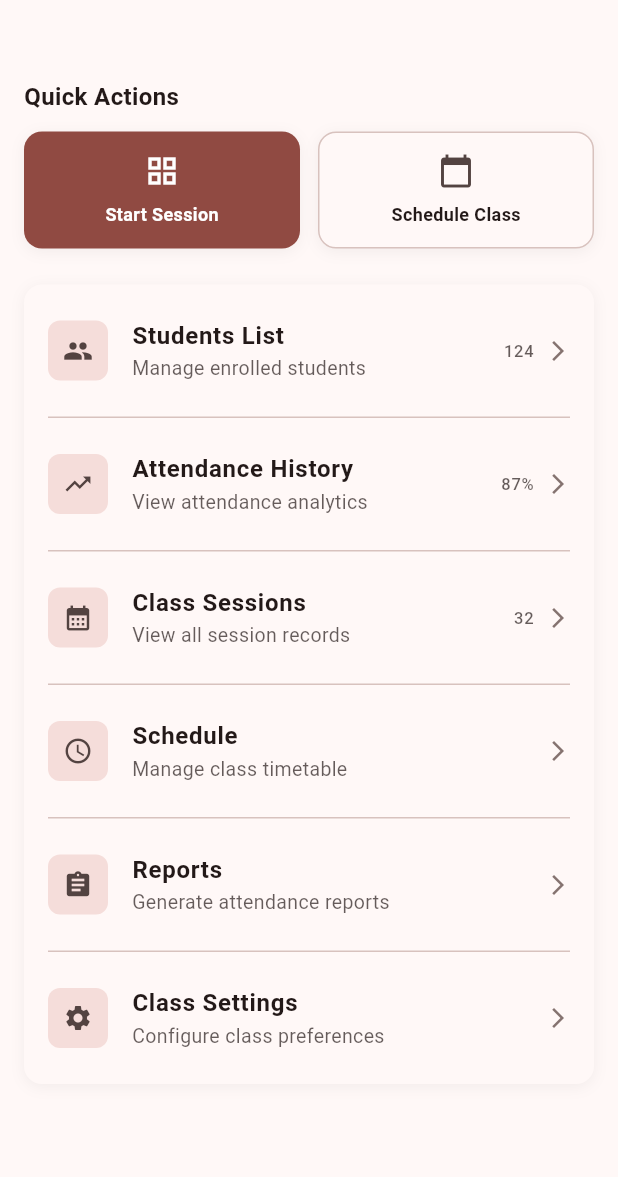
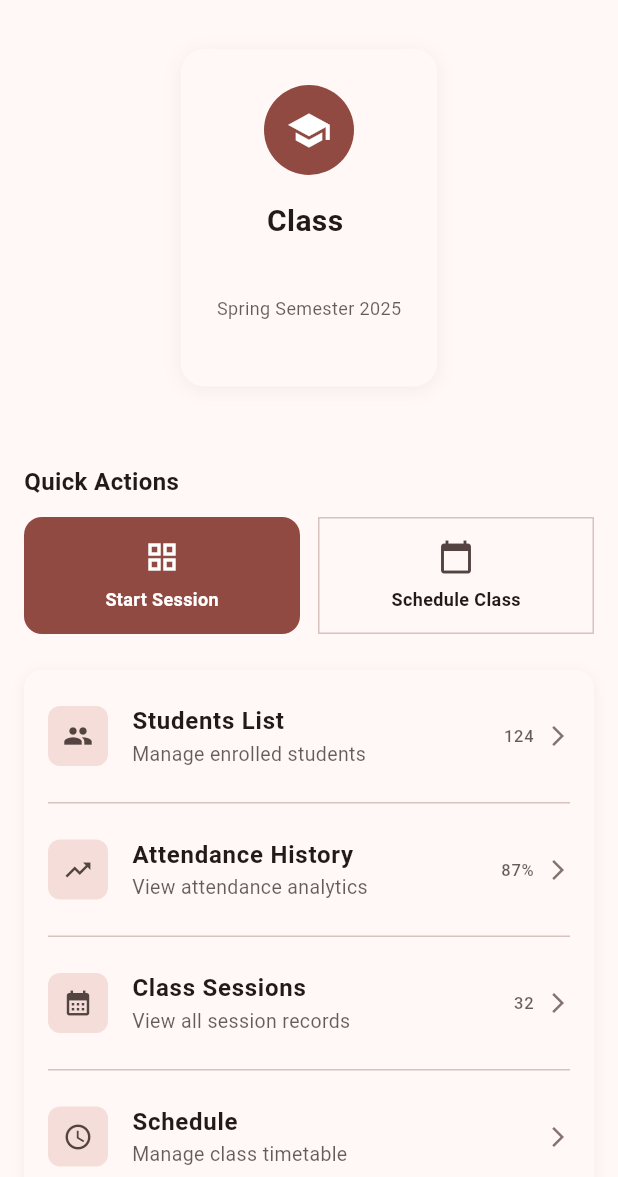
Before and after one commit to RaveZam/MyAttendance, a Flutter app: the ClassDetailsPage screen opened directly with empty values, on a phone screen of 412 x 824 dp, the part 59-1236 px from its top. Run offline on Flutter 3.47's test engine with Material 3 defaults, Android fonts, the phone set to English and light mode, and no system bars; our stand-ins replace connectivity_plus, drift, drift_flutter, flutter_blue_plus, flutter_form_builder, form_builder_validators and 3 more; missing offline and left inert: flutter_ble_peripheral, mobile_scanner; accounts and stored records are empty; generated files the repository leaves out were written again.

Commit message:
Fixed Class Details Page

```diff
--- a/lib/core/database/app_database.dart
+++ b/lib/core/database/app_database.dart
@@ -98,10 +98,8 @@ class AppDatabase extends _$AppDatabase {
   Future<List<Subject>> getAllSubjects() => select(subjects).get();
   Future<List<Schedule>> getAllSchedules() => select(schedules).get();
 
-  Future<List<Schedule>> getSchedulesBySubjectId(int subjectId) {
-    return (select(
-      schedules,
-    )..where((tbl) => tbl.subjectId.equals(subjectId))).get();
+  Future<List<Schedule>> getSchedulesBySubjectId(int id) {
+    return (select(schedules)..where((tbl) => tbl.subjectId.equals(id))).get();
   }
 
   Future<void> deleteAllSchedules() => delete(schedules).go();
--- a/lib/features/Teacher/features/class_details/pages/class_details_page.dart
+++ b/lib/features/Teacher/features/class_details/pages/class_details_page.dart
@@ -1,53 +1,54 @@
 import 'package:flutter/material.dart';
 import 'package:myattendance/core/database/app_database.dart';
+import 'package:myattendance/features/Teacher/features/schedule/widgets/generated_ui_widgets/class_summary.dart';
 import 'package:myattendance/features/Teacher/features/students_list/pages/student_page.dart';
 
 class ClassDetailsPage extends StatefulWidget {
-  final int classID;
+  final String subject;
+  final String courseCode;
+  final String room;
+  final String startTime;
+  final String endTime;
+  final String status;
+  final String semester;
+  final String classID;
+  final Iterable sessions;
 
-  const ClassDetailsPage({super.key, required this.classID});
+  const ClassDetailsPage({
+    super.key,
+    required this.subject,
+    required this.courseCode,
+    required this.room,
+    required this.startTime,
+    required this.endTime,
+    required this.status,
+    required this.semester,
+    required this.classID,
+    required this.sessions,
+  });
+
   @override
   State<ClassDetailsPage> createState() => _ClassDetailsPageState();
 }
 
 class _ClassDetailsPageState extends State<ClassDetailsPage> {
-  Schedule? classDetails;
-
-  void loadClassDetails() async {
-    // final classDetails = await AppDatabase().getScheduleById(widget.classID);
-    // debugPrint(classDetails?.toJson().toString());
-    // setState(() {
-    //   this.classDetails = classDetails;
-    // });
-  }
-
-  @override
-  void initState() {
-    super.initState();
-    loadClassDetails();
-  }
+  final db = AppDatabase.instance;
 
   @override
   Widget build(BuildContext context) {
     final scheme = Theme.of(context).colorScheme;
     return Scaffold(
       backgroundColor: scheme.surface,
-      appBar: _ClassDetailsAppBar(),
+      appBar: const _ClassDetailsAppBar(),
       body: SingleChildScrollView(
         child: Column(
           children: [
-            // _ClassSummaryCard(
-            //   classID: widget.classID,
-            //   classDetails:
-            //       classDetails ??
-            //       Schedule(id: 0, subject: '', day: '', time: '', room: ''),
-            // ),
+            ClassSummaryCard(classID: widget.classID, subject: widget.subject),
             const SizedBox(height: 12),
-
             const SizedBox(height: 24),
-            _QuickActionsSection(),
+            const _QuickActionsSection(),
             const SizedBox(height: 24),
-            _FeatureListSection(),
+            const _FeatureListSection(),
           ],
         ),
       ),
@@ -57,6 +58,8 @@ class _ClassDetailsPageState extends State<ClassDetailsPage> {
 
 class _ClassDetailsAppBar extends StatelessWidget
     implements PreferredSizeWidget {
+  const _ClassDetailsAppBar();
+
   @override
   Widget build(BuildContext context) {
     final scheme = Theme.of(context).colorScheme;
@@ -80,7 +83,7 @@ class _ClassDetailsAppBar extends StatelessWidget
         IconButton(
           icon: Icon(Icons.more_vert, color: scheme.onSurface),
           onPressed: () {
-            // Handle menu options
+            // TODO: menu options
           },
         ),
       ],
@@ -89,79 +92,6 @@ class _ClassDetailsAppBar extends StatelessWidget
 
   @override
   Size get preferredSize => const Size.fromHeight(kToolbarHeight);
-}
-
-class _ClassSummaryCard extends StatelessWidget {
-  final int classID;
-  final Schedule classDetails;
-  const _ClassSummaryCard({required this.classID, required this.classDetails});
-
-  @override
-  Widget build(BuildContext context) {
-    final scheme = Theme.of(context).colorScheme;
-    return Container(
-      margin: const EdgeInsets.all(16),
-      padding: const EdgeInsets.all(24),
-      decoration: BoxDecoration(
-        color: scheme.surface,
-        borderRadius: BorderRadius.circular(16),
-        boxShadow: [
-          BoxShadow(
-            color: Colors.black.withOpacity(0.05),
-            blurRadius: 10,
-            offset: const Offset(0, 2),
-          ),
-        ],
-      ),
-      child: Column(
-        children: [
-          Container(
-            width: 60,
-            height: 60,
-            decoration: BoxDecoration(
-              color: scheme.primary,
-              shape: BoxShape.circle,
-            ),
-            child: Icon(Icons.school, color: scheme.onPrimary, size: 30),
-          ),
-          const SizedBox(height: 16),
-          Text(
-            'Class $classID',
-            style: TextStyle(
-              fontSize: 20,
-              fontWeight: FontWeight.w700,
-              color: scheme.onSurface,
-            ),
-          ),
-          // Text(
-          //   classDetails.subject,
-          //   style: TextStyle(
-          //     fontSize: 20,
-          //     fontWeight: FontWeight.w700,
-          //     color: scheme.onSurface,
-          //   ),
-          // ),
-          const SizedBox(height: 6),
-          Text(
-            'Spring Semester 2025',
-            style: TextStyle(
-              color: scheme.onSurface.withOpacity(0.7),
-              fontSize: 12,
-            ),
-          ),
-          const SizedBox(height: 20),
-          Row(
-            mainAxisAlignment: MainAxisAlignment.spaceEvenly,
-            children: const [
-              _StatItem(number: '124', label: 'Students'),
-              _StatItem(number: '32', label: 'Sessions'),
-              _StatItem(number: '87%', label: 'Avg Rate'),
-            ],
-          ),
-        ],
-      ),
-    );
-  }
 }
 
 class _StatItem extends StatelessWidget {
@@ -197,6 +127,8 @@ class _StatItem extends StatelessWidget {
 }
 
 class _QuickActionsSection extends StatelessWidget {
+  const _QuickActionsSection();
+
   @override
   Widget build(BuildContext context) {
     return Padding(
@@ -252,21 +184,16 @@ class _QuickActionButton extends StatelessWidget {
   @override
   Widget build(BuildContext context) {
     final scheme = Theme.of(context).colorScheme;
-    return GestureDetector(
+    return Material(
+      color: isPrimary ? scheme.primary : scheme.surface,
+      borderRadius: BorderRadius.circular(12),
+      child: InkWell(
+        borderRadius: BorderRadius.circular(12),
         onTap: onTap,
         child: Container(
           height: 78,
           decoration: BoxDecoration(
-          color: isPrimary ? scheme.primary : scheme.surface,
-          borderRadius: BorderRadius.circular(12),
             border: isPrimary ? null : Border.all(color: scheme.outlineVariant),
-          boxShadow: [
-            BoxShadow(
-              color: Colors.black.withOpacity(0.05),
-              blurRadius: 8,
-              offset: const Offset(0, 2),
-            ),
-          ],
           ),
           child: Column(
             mainAxisAlignment: MainAxisAlignment.center,
@@ -287,11 +214,14 @@ class _QuickActionButton extends StatelessWidget {
             ],
           ),
         ),
+      ),
     );
   }
 }
 
 class _FeatureListSection extends StatelessWidget {
+  const _FeatureListSection();
+
   @override
   Widget build(BuildContext context) {
     final scheme = Theme.of(context).colorScheme;
@@ -318,59 +248,49 @@ class _FeatureListSection extends StatelessWidget {
             onTap: () {
               Navigator.push(
                 context,
-                MaterialPageRoute(builder: (context) => (StudentPage())),
+                MaterialPageRoute(builder: (context) => const StudentPage()),
               );
             },
           ),
-          _Divider(),
+          const _Divider(),
           _FeatureListItem(
             icon: Icons.trending_up,
             title: 'Attendance History',
             description: 'View attendance analytics',
             trailing: '87%',
-            onTap: () {
-              debugPrint('Attendance History');
-            },
+            onTap: () => debugPrint('Attendance History'),
           ),
-          _Divider(),
+          const _Divider(),
           _FeatureListItem(
             icon: Icons.calendar_month,
             title: 'Class Sessions',
             description: 'View all session records',
             trailing: '32',
-            onTap: () {
-              debugPrint('Class Sessions');
-            },
+            onTap: () => debugPrint('Class Sessions'),
           ),
-          _Divider(),
+          const _Divider(),
           _FeatureListItem(
             icon: Icons.schedule,
             title: 'Schedule',
             description: 'Manage class timetable',
             trailing: '',
-            onTap: () {
-              debugPrint('Schedule');
-            },
+            onTap: () => debugPrint('Schedule'),
           ),
-          _Divider(),
+          const _Divider(),
           _FeatureListItem(
             icon: Icons.assignment,
             title: 'Reports',
             description: 'Generate attendance reports',
             trailing: '',
-            onTap: () {
-              debugPrint('Reports');
-            },
+            onTap: () => debugPrint('Reports'),
           ),
-          _Divider(),
+          const _Divider(),
           _FeatureListItem(
             icon: Icons.settings,
             title: 'Class Settings',
             description: 'Configure class preferences',
             trailing: '',
-            onTap: () {
-              debugPrint('Class Settings');
-            },
+            onTap: () => debugPrint('Class Settings'),
           ),
         ],
       ),
@@ -396,9 +316,7 @@ class _FeatureListItem extends StatelessWidget {
   @override
   Widget build(BuildContext context) {
     final scheme = Theme.of(context).colorScheme;
-    return GestureDetector(
-      onTap: onTap,
-      child: ListTile(
+    return ListTile(
       contentPadding: const EdgeInsets.symmetric(horizontal: 16, vertical: 8),
       leading: Container(
         width: 40,
@@ -439,10 +357,7 @@ class _FeatureListItem extends StatelessWidget {
           Icon(Icons.arrow_forward_ios, color: scheme.outline, size: 16),
         ],
       ),
-        onTap: () {
-          onTap();
-        },
-      ),
+      onTap: onTap,
     );
   }
 }
--- /dev/null
+++ b/lib/features/Teacher/features/schedule/widgets/generated_ui_widgets/class_summary.dart
@@ -0,0 +1,80 @@
+import 'package:flutter/material.dart';
+import 'package:myattendance/core/database/app_database.dart';
+
+class ClassSummaryCard extends StatelessWidget {
+  final String classID;
+  final String subject;
+
+  const ClassSummaryCard({
+    super.key,
+    required this.classID,
+    required this.subject,
+  });
+
+  @override
+  Widget build(BuildContext context) {
+    final scheme = Theme.of(context).colorScheme;
+    return Container(
+      margin: const EdgeInsets.all(16),
+      padding: const EdgeInsets.all(24),
+      decoration: BoxDecoration(
+        color: scheme.surface,
+        borderRadius: BorderRadius.circular(16),
+        boxShadow: [
+          BoxShadow(
+            color: Colors.black.withOpacity(0.05),
+            blurRadius: 10,
+            offset: const Offset(0, 2),
+          ),
+        ],
+      ),
+      child: Column(
+        children: [
+          Container(
+            width: 60,
+            height: 60,
+            decoration: BoxDecoration(
+              color: scheme.primary,
+              shape: BoxShape.circle,
+            ),
+            child: Icon(Icons.school, color: scheme.onPrimary, size: 30),
+          ),
+          const SizedBox(height: 16),
+          Text(
+            'Class $classID',
+            style: TextStyle(
+              fontSize: 20,
+              fontWeight: FontWeight.w700,
+              color: scheme.onSurface,
+            ),
+          ),
+          Text(
+            subject, // ✅ FIXED: use from classDetails
+            style: TextStyle(
+              fontSize: 20,
+              fontWeight: FontWeight.w700,
+              color: scheme.onSurface,
+            ),
+          ),
+          const SizedBox(height: 6),
+          Text(
+            'Spring Semester 2025', // optionally use widget.semester instead
+            style: TextStyle(
+              color: scheme.onSurface.withOpacity(0.7),
+              fontSize: 12,
+            ),
+          ),
+          const SizedBox(height: 20),
+          // Row(
+          //   mainAxisAlignment: MainAxisAlignment.spaceEvenly,
+          //   children: const [
+          //     _StatItem(number: '124', label: 'Students'),
+          //     _StatItem(number: '32', label: 'Sessions'),
+          //     _StatItem(number: '87%', label: 'Avg Rate'),
+          //   ],
+          // ),
+        ],
+      ),
+    );
+  }
+}
```
Also changed, not shown: lib/features/Teacher/features/schedule/pages/schedule_page.dart (+0 -7 lines), lib/features/Teacher/features/schedule/widgets/generated_ui_widgets/class_card.dart (+11 -1 lines). Lines whose indentation alone changed are shown as unchanged.
